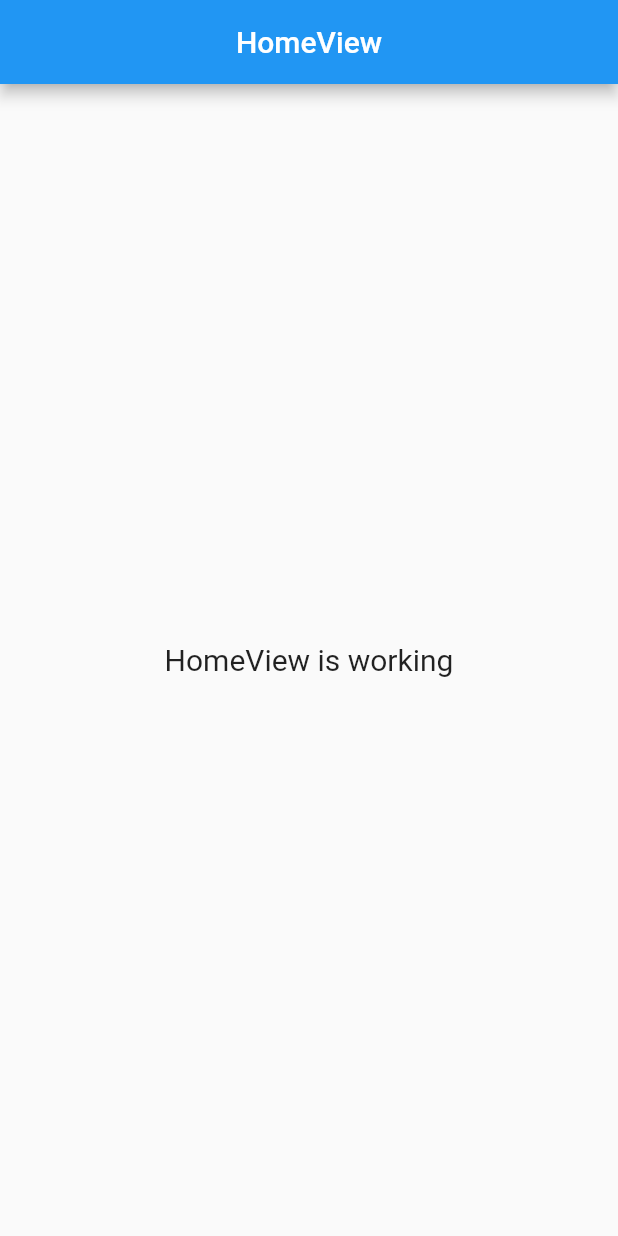
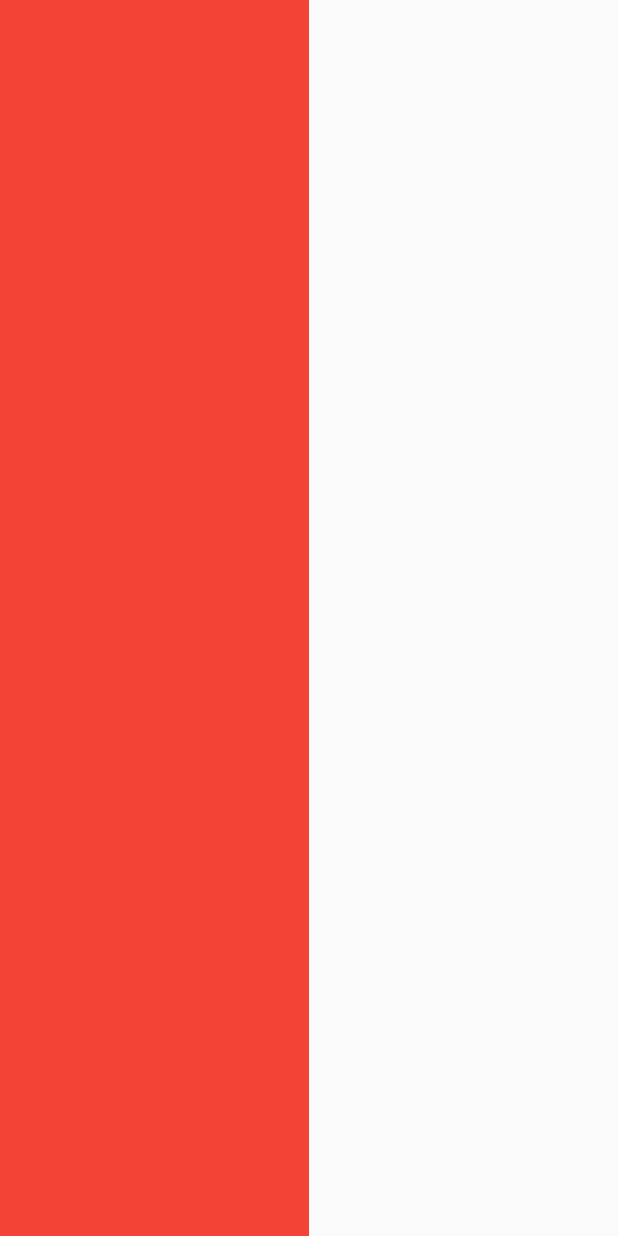
Before and after one commit to rudynurafif/latihan_flutter_intermediate, a Flutter app: the screen it shows after launch, on a phone screen of 412 x 824 dp. Run offline on Flutter 3.47's test engine with Material 3 defaults, Android fonts, the light colour scheme and no system bars; our stand-ins replace get.

Commit message:
Media Query

```diff
--- a/lib/app/modules/home/views/home_view.dart
+++ b/lib/app/modules/home/views/home_view.dart
@@ -8,17 +8,17 @@ class HomeView extends GetView<HomeController> {
   const HomeView({Key? key}) : super(key: key);
   @override
   Widget build(BuildContext context) {
+    double widthDevice = MediaQuery.of(context).size.width;
+    double heightDevice = MediaQuery.of(context).size.height;
+    double paddingTop = MediaQuery.of(context).padding.top;
+    double paddingBottom = MediaQuery.of(context).padding.bottom;
+
     return Scaffold(
-      appBar: AppBar(
-        title: const Text('HomeView'),
-        centerTitle: true,
-      ),
-      body: const Center(
-        child: Text(
-          'HomeView is working',
-          style: TextStyle(fontSize: 20),
-        ),
-      ),
-    );
+        body: Container(
+      margin: EdgeInsets.only(top: paddingTop, bottom: paddingBottom),
+      width: widthDevice * 0.5,
+      height: heightDevice - paddingTop - paddingBottom,
+      color: Colors.red,
+    ));
   }
 }
```
